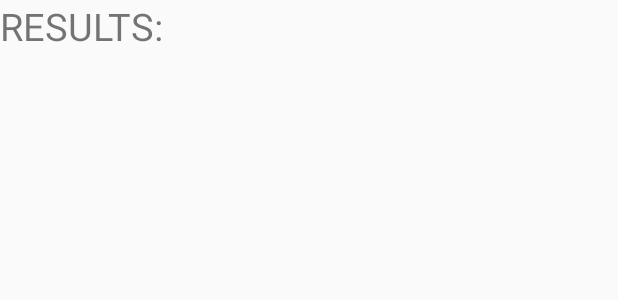
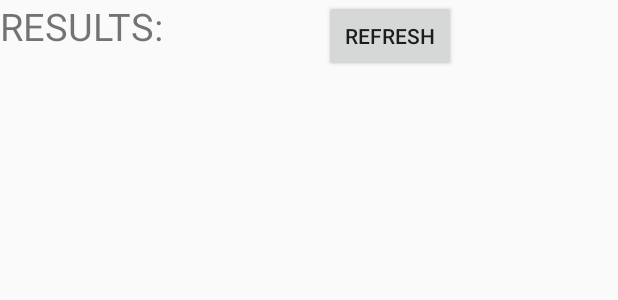
Before and after one commit to yanghwai/Keywords-Alert-Android, an Android app: the layout activity_results.xml on its own in the app's theme, with its tools: preview values and no code run, on a phone screen of 412 x 824 dp. Shown: the top 300 px of the screen. Run offline under Robolectric (Android 15) with nearby library versions, the phone set to English and light mode, and no system bars.

Commit message:
Add refresh function to result page.

```diff
--- a/app/build.gradle
+++ b/app/build.gradle
@@ -3,7 +3,7 @@ apply plugin: 'com.android.application'
 android {
     compileSdkVersion 27
     defaultConfig {
-        applicationId 'com.justforfun.keywordsalert'
+        applicationId 'com.example.justforfun.keywordsalert'
         minSdkVersion 23
         targetSdkVersion 27
         versionCode 1
--- a/app/src/main/res/layout/activity_results.xml
+++ b/app/src/main/res/layout/activity_results.xml
@@ -1,9 +1,9 @@
 <?xml version="1.0" encoding="utf-8"?>
 <ScrollView xmlns:android="http://schemas.android.com/apk/res/android"
     xmlns:tools="http://schemas.android.com/tools"
-    tools:context="com.example.justforfun.keywordsalert.ResultsActivity"
     android:layout_width="match_parent"
-    android:layout_height="match_parent">
+    android:layout_height="match_parent"
+    tools:context="com.example.justforfun.keywordsalert.ResultsActivity">
 
     <LinearLayout
 
@@ -11,13 +11,33 @@
         android:layout_height="wrap_content"
 
         android:orientation="vertical">
+        <LinearLayout
+            android:layout_width="match_parent"
+            android:layout_height="wrap_content"
+            android:orientation="horizontal">
+            <LinearLayout
+                android:layout_width="wrap_content"
+                android:layout_height="wrap_content"
+                android:gravity="center">
 
-        <TextView
-            android:layout_width="wrap_content"
-            android:layout_height="wrap_content"
-            android:text="@string/resultsII"
-            android:textAllCaps="true"
-            android:textSize="25sp"/>
+                <TextView
+                    android:layout_width="match_parent"
+                    android:layout_height="wrap_content"
+                    android:text="@string/resultsII"
+                    android:textAllCaps="true"
+                    android:textSize="25sp" />
+            </LinearLayout>
+            <LinearLayout
+                android:layout_width="match_parent"
+                android:layout_height="wrap_content"
+                android:gravity="center">
+                <Button
+                    android:id="@+id/refresh"
+                    android:layout_width="wrap_content"
+                    android:layout_height="wrap_content"
+                    android:text="@string/refresh" />
+            </LinearLayout>
+        </LinearLayout>
 
         <LinearLayout
             android:id="@+id/results_container"
@@ -27,4 +47,5 @@
 
         </LinearLayout>
     </LinearLayout>
+
 </ScrollView>
--- a/app/src/main/res/values/strings.xml
+++ b/app/src/main/res/values/strings.xml
@@ -20,4 +20,5 @@
     <string name="notification_text">Keywords has updated</string>
     <string name="NOTIFICATION_CHANNEL_ID">my_ch_01</string>
     <string name="timer">Timer</string>
+    <string name="refresh">refresh</string>
 </resources>
```
Also changed, not shown: app/src/main/java/com/example/justforfun/keywordsalert/MainActivity.java (+7 -16 lines), app/src/main/java/com/example/justforfun/keywordsalert/ResultsActivity.java (+22 -9 lines), 1 other file.
